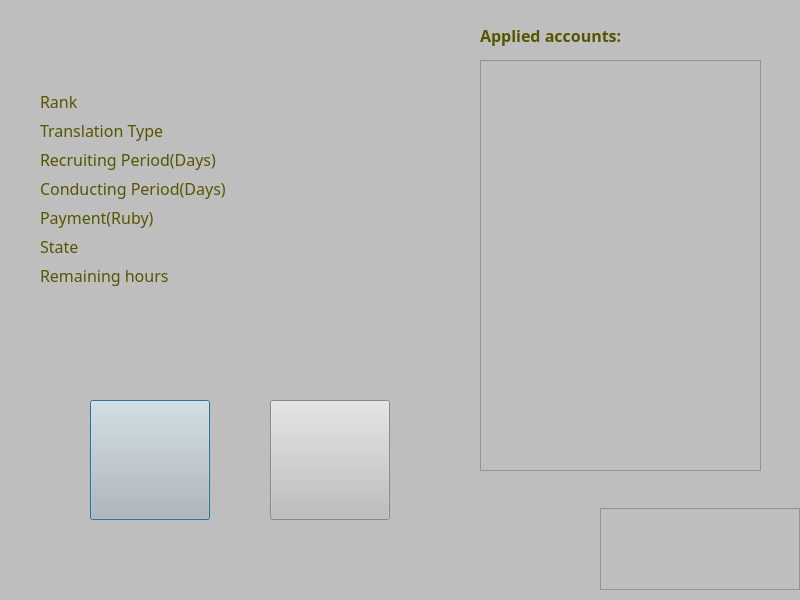
The window that IssRecTaskOper.ui (Phoveran/CrowdSourcing) describes before a commit, drawn with Qt 5.
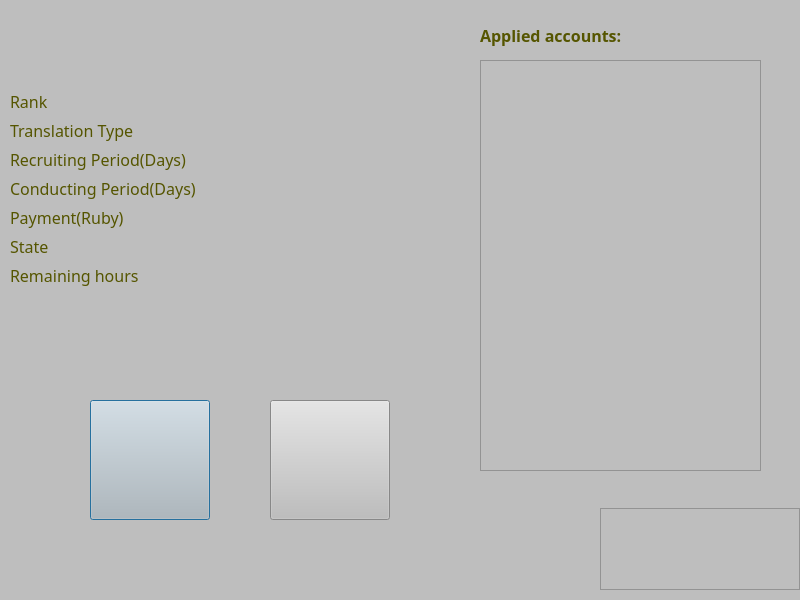
The same window after the commit. Icons and pictures are not drawn.

```diff
--- a/IssRecTaskOper.ui
+++ b/IssRecTaskOper.ui
@@ -78,10 +78,10 @@
   <widget class="QWidget" name="formLayoutWidget">
    <property name="geometry">
     <rect>
-     <x>40</x>
+     <x>10</x>
      <y>90</y>
-     <width>407</width>
-     <height>209</height>
+     <width>461</width>
+     <height>212</height>
     </rect>
    </property>
    <layout class="QFormLayout" name="formLayout">
```
Left out of the diff: 2 changed lines with no effect on the pictures.
